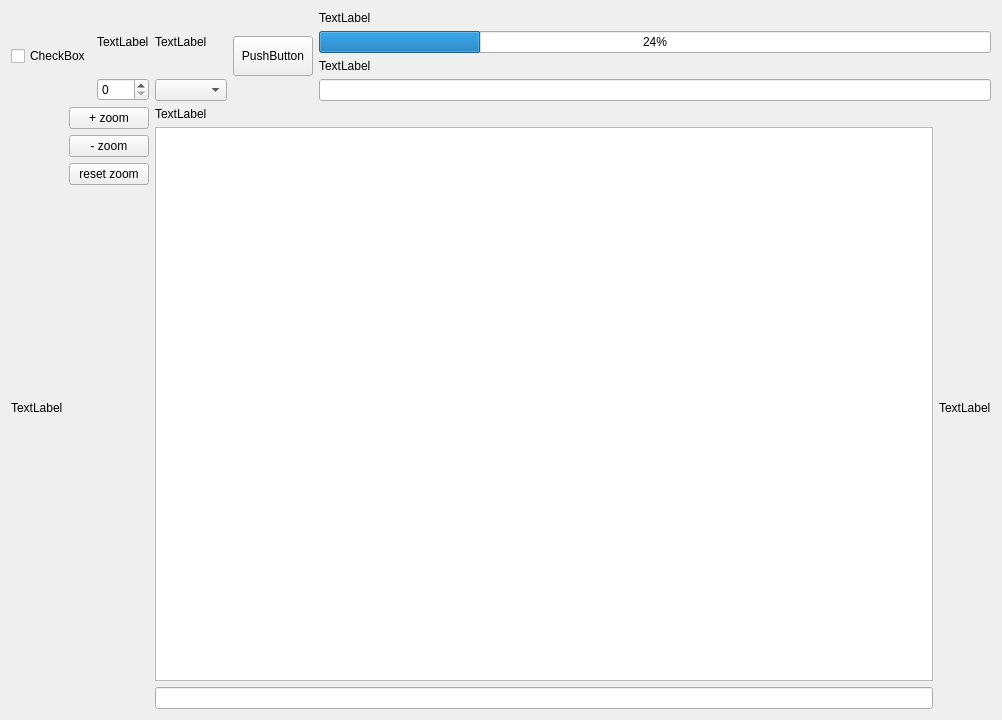
Above: View/frontend/UI/experiment_tab.ui from FranciscoGauna/Microscopy-Program before the change. Below: the same form after it.
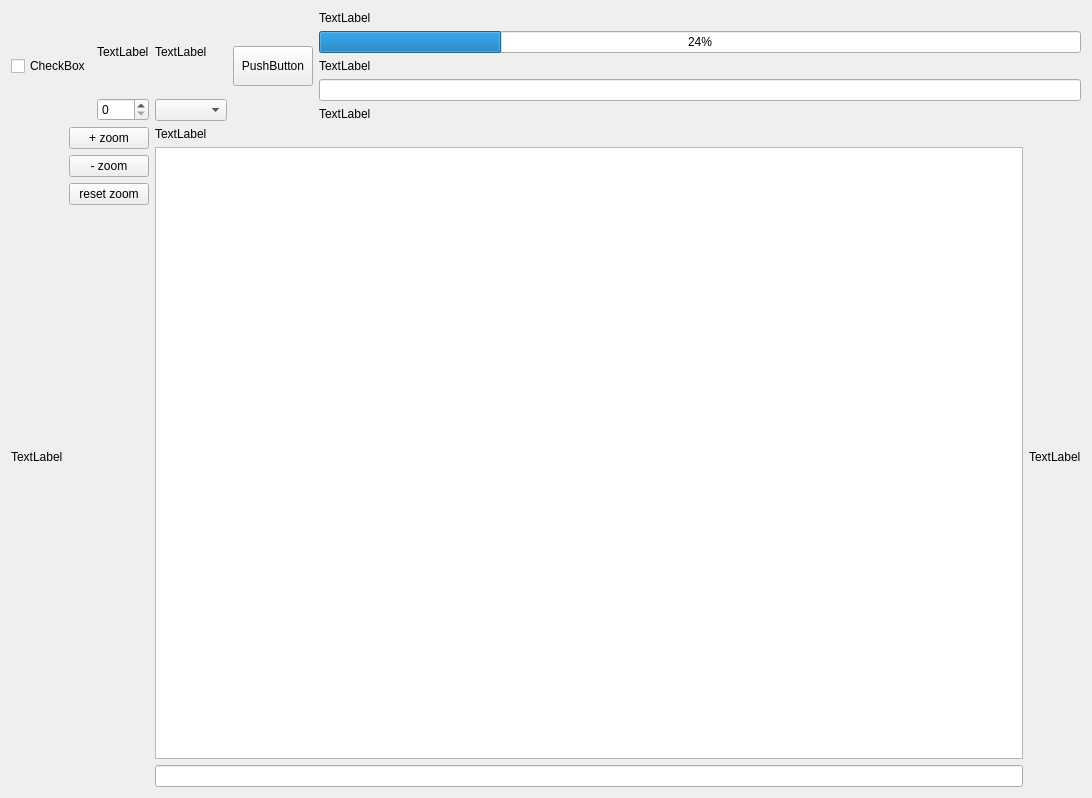
That is the form after the change.

Commit message: agregados cambios a la documentacion y experiment runer

Diff of the .ui file:
```diff
--- a/View/frontend/UI/experiment_tab.ui
+++ b/View/frontend/UI/experiment_tab.ui
@@ -6,8 +6,8 @@
    <rect>
     <x>0</x>
     <y>0</y>
-    <width>1002</width>
-    <height>720</height>
+    <width>1092</width>
+    <height>798</height>
    </rect>
   </property>
   <property name="windowTitle">
@@ -90,6 +90,13 @@
        <item>
         <widget class="QLineEdit" name="current_le"/>
        </item>
+       <item>
+        <widget class="QLabel" name="time_remaining_lb">
+         <property name="text">
+          <string>TextLabel</string>
+         </property>
+        </widget>
+       </item>
       </layout>
      </item>
     </layout>
```
The commit also changes 39 other files.
